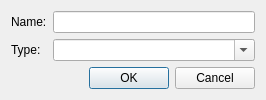
timbaker/scripted, file src/editor/variablepropertiesdialog.ui: the form before one commit.
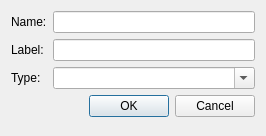
The form after the commit.

Commit message:
Added labels to inputs/outputs/variables.
This is the human-readable text that appears in the editor.  Changing the
label doesn't break anything the way changing a name does.

```diff
--- a/src/editor/variablepropertiesdialog.ui
+++ b/src/editor/variablepropertiesdialog.ui
@@ -7,7 +7,7 @@
     <x>0</x>
     <y>0</y>
     <width>266</width>
-    <height>93</height>
+    <height>136</height>
    </rect>
   </property>
   <property name="windowTitle">
@@ -30,18 +30,11 @@
    <item row="1" column="0">
     <widget class="QLabel" name="label_2">
      <property name="text">
-      <string>Type:</string>
+      <string>Label:</string>
      </property>
     </widget>
    </item>
-   <item row="1" column="1">
-    <widget class="QComboBox" name="type">
-     <property name="editable">
-      <bool>true</bool>
-     </property>
-    </widget>
-   </item>
-   <item row="2" column="1">
+   <item row="3" column="1">
     <widget class="QDialogButtonBox" name="buttonBox">
      <property name="orientation">
       <enum>Qt::Horizontal</enum>
@@ -51,6 +44,27 @@
      </property>
     </widget>
    </item>
+   <item row="2" column="1">
+    <widget class="QComboBox" name="type">
+     <property name="editable">
+      <bool>true</bool>
+     </property>
+    </widget>
+   </item>
+   <item row="2" column="0">
+    <widget class="QLabel" name="label_3">
+     <property name="text">
+      <string>Type:</string>
+     </property>
+    </widget>
+   </item>
+   <item row="1" column="1">
+    <widget class="QLineEdit" name="labelEdit">
+     <property name="toolTip">
+      <string>Descriptive label for the variable</string>
+     </property>
+    </widget>
+   </item>
   </layout>
  </widget>
  <resources/>
```
Left out of the diff: 6 changed lines with no effect on the pictures. The commit also changes 23 other files.
